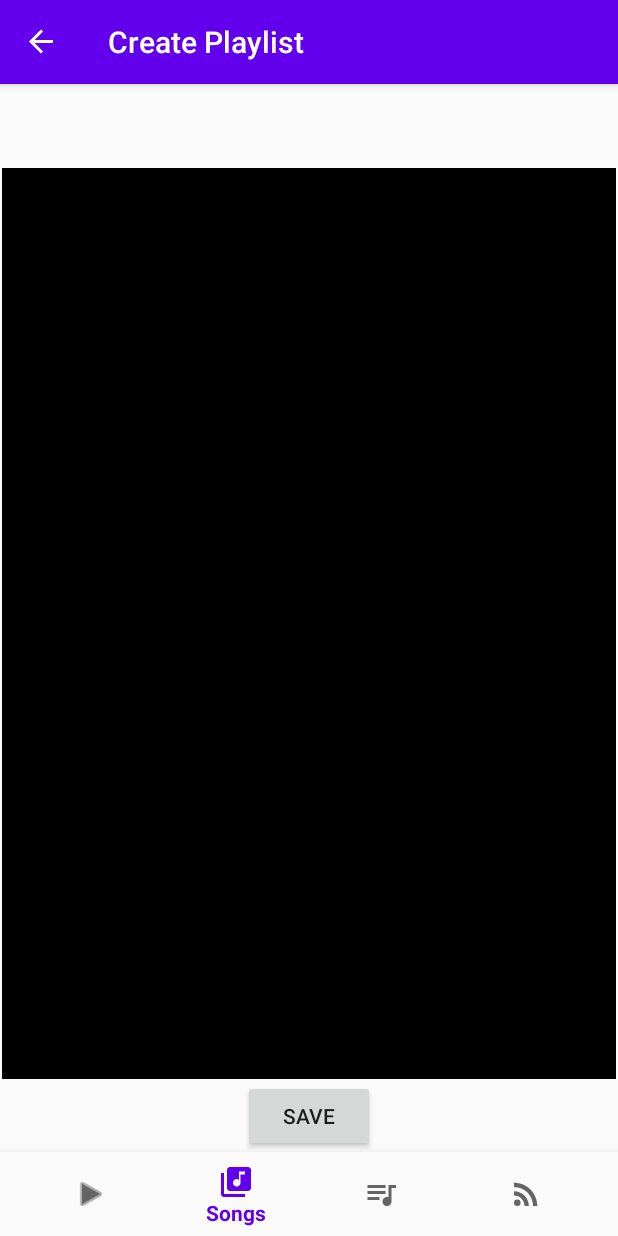
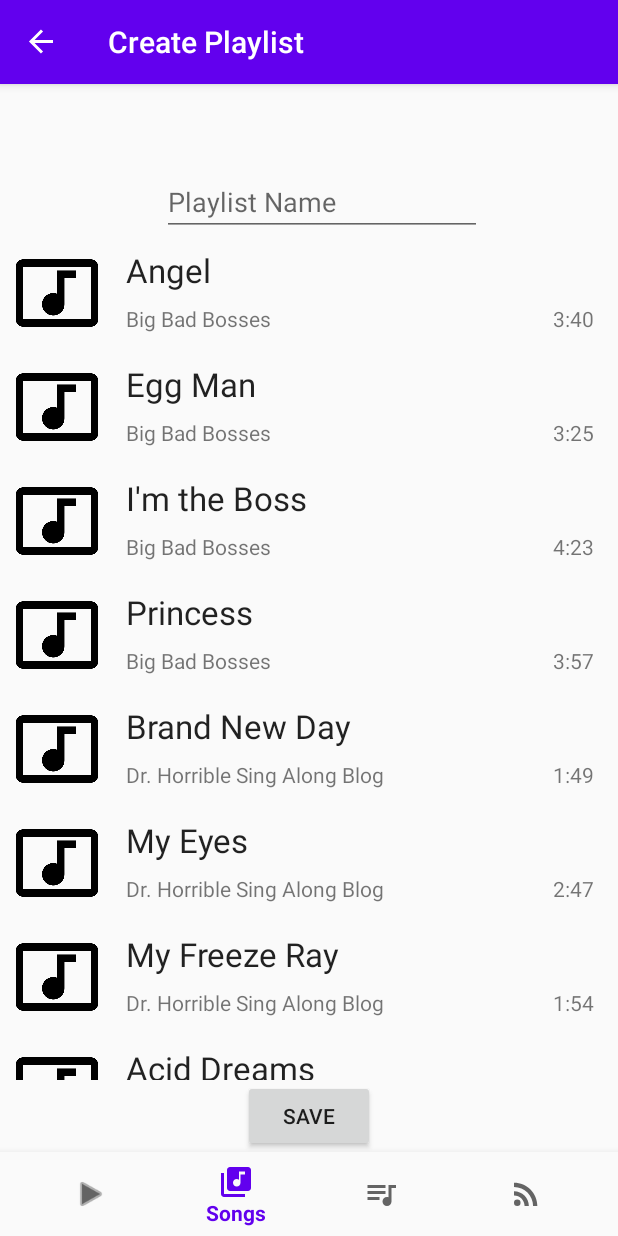
Before and after one commit to JimmyPhas/FinalProject, an Android app: the PlaylistAdd screen opened through its navigation route, on a phone screen of 412 x 824 dp. Run offline under Robolectric (Android 15) with nearby library versions, the phone set to English and light mode, and no system bars; our stand-ins replace Room's generated code, navigation-ui.

```diff
--- a/app/build.gradle
+++ b/app/build.gradle
@@ -53,6 +53,7 @@ dependencies {
     implementation 'androidx.navigation:navigation-fragment-ktx:2.2.2'
     implementation 'androidx.navigation:navigation-ui-ktx:2.2.2'
     implementation 'androidx.recyclerview:recyclerview:1.1.0'
+    implementation 'androidx.recyclerview:recyclerview-selection:1.0.0'
     implementation 'androidx.legacy:legacy-support-v4:1.0.0'
     implementation 'androidx.swiperefreshlayout:swiperefreshlayout:1.0.0'
     testImplementation 'junit:junit:4.12'
--- a/app/src/main/java/com/example/finalproject/ui/feed/FeedFragment.kt
+++ b/app/src/main/java/com/example/finalproject/ui/feed/FeedFragment.kt
@@ -1,24 +1,19 @@
 package com.example.finalproject.ui.feed
 
-import android.app.Activity
 import android.content.Context
 import android.os.Bundle
 import android.util.Log
-import android.view.Gravity
 import android.view.LayoutInflater
 import android.view.View
 import android.view.inputmethod.InputMethodManager
 import android.view.ViewGroup
 import android.widget.Toast
-import androidx.core.content.ContextCompat.getSystemService
 import androidx.fragment.app.Fragment
 import androidx.lifecycle.ViewModelProviders
 import com.example.finalproject.LyricData
-import com.example.finalproject.LyricsService
 import com.example.finalproject.R
 import kotlinx.android.synthetic.main.fragment_feed.*
 import kotlinx.android.synthetic.main.fragment_feed.view.*
-import kotlinx.android.synthetic.main.fragment_feed.view.songname
 import android.text.method.ScrollingMovementMethod;
 import retrofit2.Call
 import retrofit2.Callback
--- a/app/src/main/java/com/example/finalproject/LyricsService.kt
+++ b/app/src/main/java/com/example/finalproject/ui/feed/LyricsService.kt
@@ -1,5 +1,6 @@
-package com.example.finalproject
+package com.example.finalproject.ui.feed
 
+import com.example.finalproject.LyricData
 import retrofit2.Call
 import retrofit2.http.GET
 import retrofit2.http.Header
--- a/app/src/main/java/com/example/finalproject/ui/playlists/PlaylistAddFragment.kt
+++ b/app/src/main/java/com/example/finalproject/ui/playlists/PlaylistAddFragment.kt
@@ -2,26 +2,24 @@ package com.example.finalproject.ui.playlists
 
 import android.content.Context
 import android.os.Bundle
-import android.util.Log
 import androidx.fragment.app.Fragment
 import android.view.LayoutInflater
 import android.view.View
 import android.view.ViewGroup
+import android.widget.Toast
 import androidx.recyclerview.widget.LinearLayoutManager
 import com.example.finalproject.R
 import com.example.finalproject.Song
-import com.example.finalproject.ui.songs.SongRecyclerAdapter
 import com.google.gson.Gson
 import com.google.gson.reflect.TypeToken
 import kotlinx.android.synthetic.main.fragment_playlist_add.*
 import kotlinx.android.synthetic.main.fragment_playlist_add.view.*
-import kotlinx.android.synthetic.main.fragment_playlist_add.view.recyclerView
-import kotlinx.android.synthetic.main.fragment_songs.*
 
 class PlaylistAdd : Fragment() {
 
     private val Media_Player = "MediaPlayer"
     private val AllSongs = mutableListOf<Song>()
+    private val CreateNewPlaylist = mutableListOf<Song>()
 
     override fun onCreate(savedInstanceState: Bundle?) {
         super.onCreate(savedInstanceState)
@@ -36,7 +34,8 @@ class PlaylistAdd : Fragment() {
         val root = inflater.inflate(R.layout.fragment_playlist_add, container, false)
 
         root.savebutton.setOnClickListener {
-
+            val playlistName = nameinput.text
+            Toast.makeText(context, "Long press, clicked $playlistName", Toast.LENGTH_SHORT).show()
         }
 
         return root
@@ -49,6 +48,7 @@ class PlaylistAdd : Fragment() {
         val gson = Gson()
 
         val allSongs = sharedPreferences?.getString("AllSongs", "")?:""
+        val createPlaylist = sharedPreferences?.getString("newPlaylist", "")?:""
 
         if (allSongs.isNotEmpty()) {
             val sType = object : TypeToken<List<Song>>() {}.type
@@ -57,11 +57,18 @@ class PlaylistAdd : Fragment() {
             for (S in savedSongs) {
                 AllSongs.add(S)
             }
+        }
+        if (createPlaylist.isNotEmpty()) {
+            val sType = object : TypeToken<List<Song>>() {}.type
+            val addPlaylist = gson.fromJson<List<Song>>(createPlaylist, sType)
 
+            for (S in addPlaylist) {
+                CreateNewPlaylist.add(S)
+            }
+        }
 
-            recyclerView.adapter = AddPlaylistRecyclerAdapter(AllSongs as ArrayList<Song>, this.activity)
-            recyclerView.layoutManager = LinearLayoutManager(this.context)
-        }
+        ALLSONGS.adapter = PlaylistAddRecyclerAdapter(AllSongs as ArrayList<Song>, this.activity)
+        ALLSONGS.layoutManager = LinearLayoutManager(this.context)
     }
 
 }
--- a/app/src/main/java/com/example/finalproject/ui/playlists/AddPlaylistRecyclerAdapter.kt
+++ b/app/src/main/java/com/example/finalproject/ui/playlists/PlaylistAddRecyclerAdapter.kt
@@ -1,25 +1,17 @@
 package com.example.finalproject.ui.playlists
 
 import android.content.Context
-import android.graphics.Color
 import android.view.LayoutInflater
 import android.view.View
 import android.view.ViewGroup
-import android.widget.Toast
 import androidx.fragment.app.FragmentActivity
-import androidx.navigation.Navigation
 import androidx.recyclerview.widget.RecyclerView
-import com.example.finalproject.Playlist
 import com.example.finalproject.R
 import com.example.finalproject.Song
-import com.example.finalproject.ui.songs.SongRecyclerAdapter
-import com.google.gson.Gson
-import com.google.gson.reflect.TypeToken
-import kotlinx.android.synthetic.main.row_playlist.view.*
 import kotlinx.android.synthetic.main.row_song.view.*
 
 
-class AddPlaylistRecyclerAdapter(private val songs: ArrayList<Song>, private val activity: FragmentActivity?) : RecyclerView.Adapter<AddPlaylistRecyclerAdapter.MyViewHolder>() {
+class PlaylistAddRecyclerAdapter(private val songs: ArrayList<Song>, private val activity: FragmentActivity?) : RecyclerView.Adapter<PlaylistAddRecyclerAdapter.MyViewHolder>() {
 
     var count = 0
     private val Media_Player = "MediaPlayer"
@@ -35,10 +27,6 @@ class AddPlaylistRecyclerAdapter(private val songs: ArrayList<Song>, private val
     override fun onBindViewHolder(holder: MyViewHolder, position: Int) {
         // - get element from your dataset at this position
         // - replace the contents of the view with that element
-        if(position==position)
-            holder.itemView.setBackgroundColor(Color.parseColor("#000000"));
-        else
-            holder.itemView.setBackgroundColor(Color.parseColor("#ffffff"));
         val currentItem = songs[position]
         holder.name.text = currentItem.songName
         holder.artist.text = currentItem.artistName
@@ -65,9 +53,7 @@ class AddPlaylistRecyclerAdapter(private val songs: ArrayList<Song>, private val
         // Set onClickListener to show a toast message for the selected row item in the list
         init {
             itemView.setOnClickListener{
-                val selectedItem = adapterPosition
 
-                Toast.makeText(itemView.context, "Long press, deleting $selectedItem", Toast.LENGTH_SHORT).show()
 
             }
 
--- a/app/src/main/res/layout/fragment_playlist_add.xml
+++ b/app/src/main/res/layout/fragment_playlist_add.xml
@@ -16,23 +16,26 @@ tools:context=".ui.playlists.PlaylistAdd">
         app:layout_constraintStart_toStartOf="parent" />
 
     <EditText
-        android:id="@+id/name"
+        android:id="@+id/nameinput"
         android:layout_width="wrap_content"
         android:layout_height="wrap_content"
         android:ems="10"
         android:hint="Playlist Name"
         android:inputType="textPersonName"
-        app:layout_constraintBottom_toTopOf="@+id/recyclerView"
         app:layout_constraintEnd_toEndOf="parent"
-        app:layout_constraintStart_toStartOf="parent" />
+        app:layout_constraintHorizontal_bias="0.545"
+        app:layout_constraintStart_toStartOf="parent"
+        app:layout_constraintTop_toTopOf="parent" />
 
     <androidx.recyclerview.widget.RecyclerView
-        android:id="@+id/recyclerView"
-        android:layout_width="409dp"
-        android:layout_height="610dp"
-        android:layout_marginBottom="1dp"
+        android:id="@+id/ALLSONGS"
+        android:layout_width="0dp"
+        android:layout_height="0dp"
         app:layout_constraintBottom_toTopOf="@+id/savebutton"
         app:layout_constraintEnd_toEndOf="parent"
+        app:layout_constraintHorizontal_bias="1.0"
         app:layout_constraintStart_toStartOf="parent"
+        app:layout_constraintTop_toBottomOf="@+id/nameinput"
         tools:listitem="@layout/row_song" />
+
 </androidx.constraintlayout.widget.ConstraintLayout>
```
Also changed, not shown: app/src/main/java/com/example/finalproject/MainActivity.kt (+8 -0 lines), app/src/main/java/com/example/finalproject/MyService.kt (+95 -15 lines), app/src/main/java/com/example/finalproject/ui/playing/PlayingFragment.kt (+77 -39 lines).
